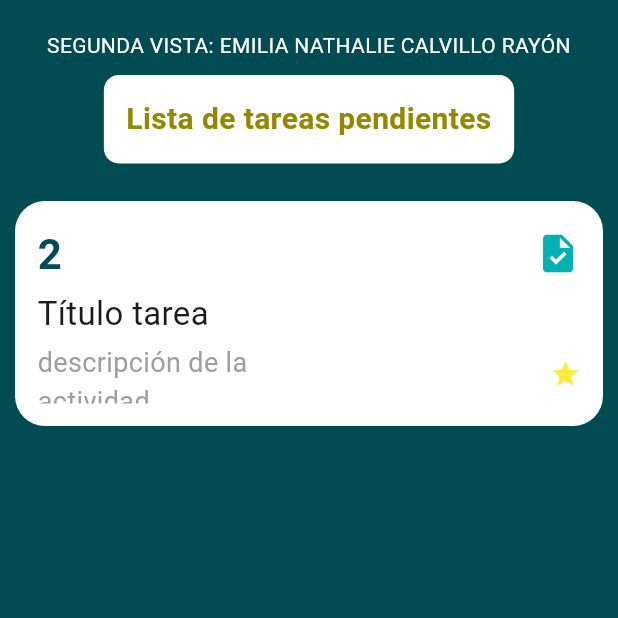
After one commit to Fundamentos-Moviles/examen-i-emilia-calvillo, a Flutter app: the Home screen opened directly, on a phone screen of 412 x 824 dp, the top half of it. The commit adds this screen. Run offline on Flutter 3.47's test engine with Material 3 defaults, Android fonts, the phone set to English and light mode, and no system bars.

Commit message:
Tercer commit, avance de home

```diff
--- /dev/null
+++ b/lib/home.dart
@@ -0,0 +1,138 @@
+import 'package:flutter/material.dart';
+import 'package:examen1/utils/constants.dart' as con;
+
+class Home extends StatefulWidget {
+  const Home({super.key});
+
+  @override
+  State<Home> createState() => _HomeState();
+}
+
+class _HomeState extends State<Home> {
+  @override
+  Widget build(BuildContext context) {
+    return Scaffold(
+      backgroundColor: con.background,
+      body: Padding(
+        padding: const EdgeInsets.all(10.0),
+        child: SingleChildScrollView(
+          child: Column(
+            crossAxisAlignment: CrossAxisAlignment.stretch,
+            children: [
+              const SizedBox(height: 10.0),
+              const Align(
+                alignment: Alignment.center,
+                child: Text(
+                  'SEGUNDA VISTA: EMILIA NATHALIE CALVILLO RAYÓN',
+                  style: TextStyle(
+                      color: Colors.white,
+                      fontSize: 14.0),
+                  textAlign: TextAlign.center,
+                ),
+              ),
+
+              const SizedBox(height: 10.0),
+
+              Align(
+                alignment: Alignment.center,
+                child: Container(
+                  padding: const EdgeInsets.all(15.0),
+                  decoration: BoxDecoration(
+                    color: Colors.white,
+                    borderRadius: BorderRadius.circular(10.0),
+                  ),
+                  child: Text(
+                    'Lista de tareas pendientes',
+                    style: TextStyle(
+                      fontSize: 20.0,
+                      fontWeight: FontWeight.bold,
+                      color: con.titles,
+                    ),
+                    textAlign: TextAlign.center, // Centrar el texto en el contenedor
+                  ),
+                ),
+              ),
+
+              const SizedBox(height: 25.0),
+
+              // First Card
+              Container(
+                padding: EdgeInsets.all(15.0),
+                height: 150.0,
+                decoration: BoxDecoration(
+                  color: Colors.white,
+                  borderRadius: BorderRadius.circular(20.0), // Corner radius
+                ),
+                // Container for rows
+                child: Column(
+                  children: [
+                    // First Row
+                    Expanded(
+                      child: Row(
+                        children: [
+                          Expanded(
+                            child: Text('2', style: TextStyle(fontSize: 28.0, fontWeight: FontWeight.bold, color: con.background)),
+                          ),
+                          Expanded(
+                            child: Align(
+                              alignment: Alignment.centerRight,
+                              child: Icon(
+                                  Icons.task,
+                                  size: 30.0,
+                                  color: con.background4,
+                              ),
+                            ),
+                          ),
+                        ],
+                      ),
+                    ),
+                    // Second Row
+                    Expanded(
+                      child: Row(
+                        children: [
+                          Expanded(
+                            child: Text('Título tarea',
+                            style: TextStyle(fontSize: 22.0),
+                          ),
+                          ),
+                        ],
+                      ),
+                    ),
+                    // Third Row
+                    Expanded(
+                      child: Row(
+                        children: [
+                          Expanded(
+                            child: Text('descripción de la actividad',
+                              style: TextStyle(
+                                  fontSize: 18.0,
+                                  color: Colors.grey
+                              ),
+                            ),
+                          ),
+                          Expanded(
+                            child: Align(
+                              alignment: Alignment.centerRight,
+                              child: Icon(
+                                Icons.star,
+                                size: 20.0,
+                                color: Colors.yellow,
+                              ),
+                            ),
+                          ),
+                        ],
+                      ),
+                    ),
+                  ],
+                ),
+              ),
+
+              const SizedBox(height: 25.0),
+
+            ],
+          ),
+        ),
+      ),
+    );
+  }
+}
--- a/lib/login.dart
+++ b/lib/login.dart
@@ -1,3 +1,4 @@
+import 'package:examen1/home.dart';
 import 'package:flutter/material.dart';
 import 'package:examen1/utils/constants.dart' as con;
 
@@ -289,8 +290,7 @@ class _LoginState extends State<Login> {
       } else {
         errorMessage = null;
         print('Datos correctos');
-        // Acción al ingresar los datos correctamente
-        // Navigator.pushReplacement(context, MaterialPageRoute(builder: (context) => Home()));
+        Navigator.push(context, MaterialPageRoute(builder: (context) => Home()));
       }
     });
   }
--- a/lib/main.dart
+++ b/lib/main.dart
@@ -1,3 +1,4 @@
+import 'package:examen1/home.dart';
 import 'package:examen1/login.dart';
 import 'package:flutter/material.dart';
 
--- a/lib/utils/constants.dart
+++ b/lib/utils/constants.dart
@@ -7,3 +7,20 @@ const background4 = Color(0xff02b2b2);
 const titles = Color(0xff948800);
 const buttons = Color(0xffdc7500);
 const effects = Color(0xff919b02);
+
+
+const List listaExamen = [
+  //ID # Número(2-13) # titulo # descripción # num de estrellas en amarillo
+  '1#2#Lavar la ropa blanca#Antes de que llueva#3',
+  '2#3#Llevar la bicicleta a reparar#Al taller de siempre#3',
+  '3#4#Ir a surtir la despensa#Al Soriana que queda de paso#4',
+  '4#5#Recoger el paquete que llegó#En sucursal DHL#4',
+  '5#6#Pagar la factura de la luz#Vence en 3 días#5',
+  '6#7#Pasar a la pastelería#Por el pastel de cumpleaños#5',
+  '7#8#Pasar al cajero#Para sacar efectivo#2',
+  '8#9#Comprar croquetas#Para las bellas mascotas#5',
+  '9#10#Recoger la computadora del mantenimiento#Al lugar nuevo#2',
+  '10#11#Pasar a la farmacia#Para surtir la loratadina#1',
+  '11#12#Comprar flores frescas#Para regalar de decoración#1',
+  '12#13#Recoger el saco de la tintorería#Mañana sin falta#1',
+];
```
